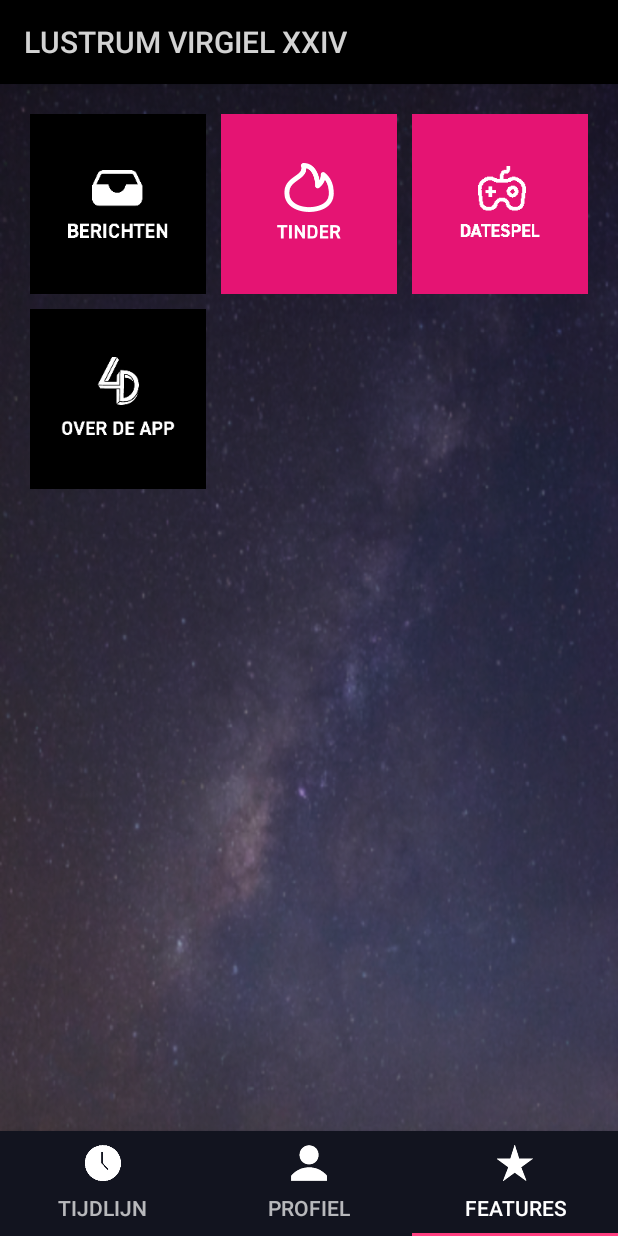
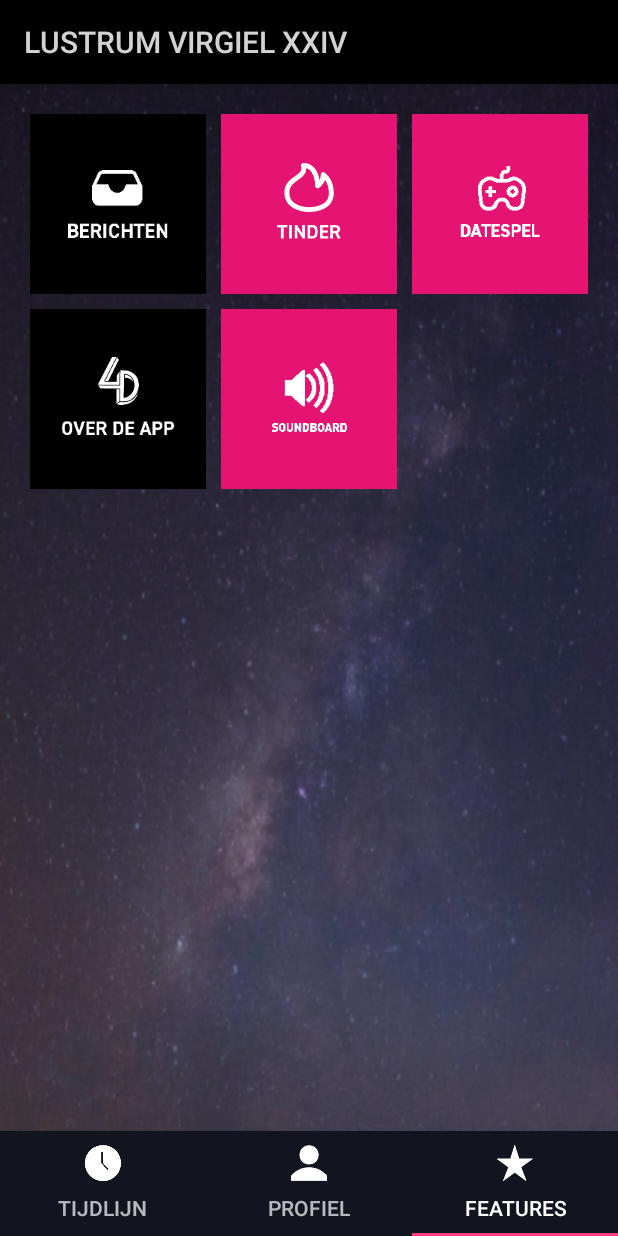
Before and after one commit to JaspervanTilburg/LustrumApp, an Android app: the screen it shows after launch (MainActivity), item 3 of the bottom bar chosen, on a phone screen of 412 x 824 dp. Run offline under Robolectric (Android 15) with nearby library versions, the phone set to English and light mode, and no system bars; libraries missing offline, so code that uses them is left out: com.loopj.android, cz.msebera.android.

Commit message:
Made soundboard visible

```diff
--- a/app/src/main/res/layout/features_tab_layout.xml
+++ b/app/src/main/res/layout/features_tab_layout.xml
@@ -77,7 +77,7 @@
                 android:background="@drawable/lustrum_rectangle"
                 android:onClick="onSoundboardClick"
                 android:src="@mipmap/soundboard"
-                android:visibility="invisible"/>
+                android:visibility="visible"/>
 
             <ImageButton
                 android:layout_width="0dp"
```
